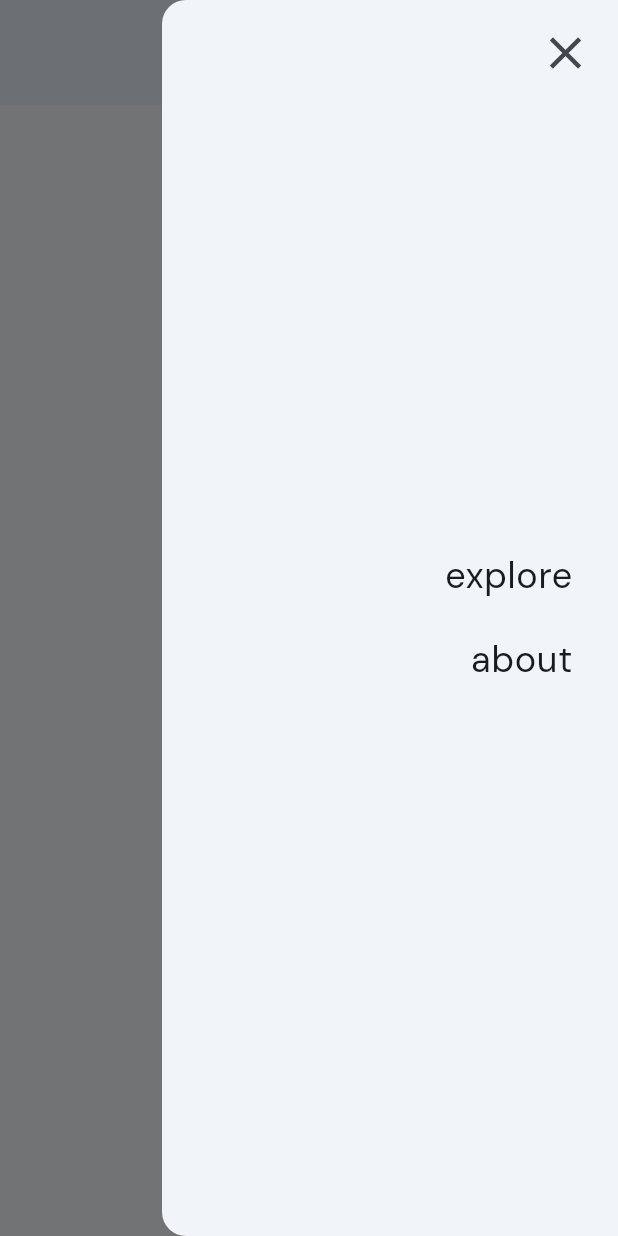
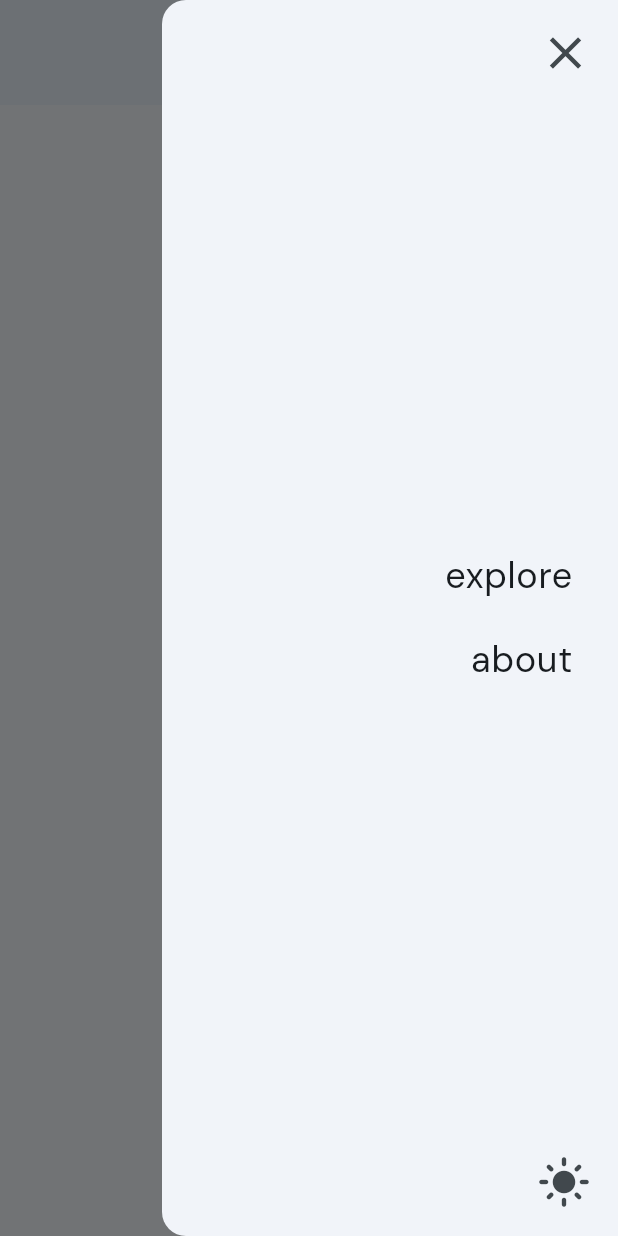
Before and after one commit to boyzwhocried/bwc_web1, a Flutter app: the screen it shows after launch, after a tap on the "menu" icon, on a phone screen of 412 x 824 dp. Run offline on Flutter 3.47's test engine with Material 2 defaults, Android fonts, the phone set to English and light mode, and no system bars; our stand-ins replace google_fonts.

Commit message:
added dark mode

```diff
--- a/lib/main.dart
+++ b/lib/main.dart
@@ -1,6 +1,8 @@
+import 'package:bwc_web1/provider/dark_mode_provider.dart';
 import 'package:bwc_web1/screens/home_screen.dart';
 import 'package:flutter/material.dart';
 import 'package:google_fonts/google_fonts.dart';
+import 'package:provider/provider.dart';
 
 void main() {
   runApp(const MyApp());
@@ -11,16 +13,30 @@ class MyApp extends StatelessWidget {
 
   @override
   Widget build(BuildContext context) {
+    return ChangeNotifierProvider(
+      create: (context) => DarkModeProvider(),
+      child: Consumer<DarkModeProvider>(
+          builder: (context, darkModeProvider, child) {
         return MaterialApp(
           title: 'boyzwhocried',
           theme: ThemeData(
+            brightness: Brightness.light,
             fontFamily: GoogleFonts.dmSans().fontFamily,
-        colorScheme: ColorScheme.fromSeed(
-            seedColor: const Color.fromARGB(255, 58, 137, 183)),
+            colorSchemeSeed: const Color.fromARGB(255, 58, 137, 183),
             useMaterial3: true,
           ),
+          darkTheme: ThemeData(
+            brightness: Brightness.dark,
+            fontFamily: GoogleFonts.dmSans().fontFamily,
+            colorSchemeSeed: const Color.fromARGB(255, 58, 137, 183),
+            useMaterial3: true,
+          ),
+          themeMode:
+              darkModeProvider.isDarkMode ? ThemeMode.dark : ThemeMode.light,
           home: const HomeScreen(),
           debugShowCheckedModeBanner: false,
         );
+      }),
+    );
   }
 }
--- /dev/null
+++ b/lib/provider/dark_mode_provider.dart
@@ -0,0 +1,12 @@
+import 'package:flutter/material.dart';
+
+class DarkModeProvider with ChangeNotifier {
+  bool _isDarkMode = false;
+
+  bool get isDarkMode => _isDarkMode;
+
+  void toggleDarkMode() {
+    _isDarkMode = !_isDarkMode;
+    notifyListeners();
+  }
+}
--- a/lib/screens/home_screen.dart
+++ b/lib/screens/home_screen.dart
@@ -1,6 +1,8 @@
+import 'package:bwc_web1/provider/dark_mode_provider.dart';
 import 'package:bwc_web1/widgets/main_drawer.dart';
 import 'package:bwc_web1/utils/screen_dimensions.dart';
 import 'package:flutter/material.dart';
+import 'package:provider/provider.dart';
 
 class HomeScreen extends StatelessWidget {
   const HomeScreen({super.key});
@@ -11,6 +13,7 @@ class HomeScreen extends StatelessWidget {
     // double screenWidth = getScreenWidth(context);
     // double screenHeight = getScreenHeight(context);
 
+    // bool isDark = true;
     return Padding(
       padding: EdgeInsets.symmetric(
         horizontal: deviceType == DeviceType.phone ? 0 : 70,
@@ -32,8 +35,10 @@ class HomeScreen extends StatelessWidget {
           actions: [
             if (deviceType != DeviceType.phone)
               Padding(
-                padding: const EdgeInsets.all(5.0),
-                child: TextButton(
+                padding: const EdgeInsets.all(3.0),
+                child: Row(
+                  children: [
+                    TextButton(
                       onPressed: () {},
                       child: const Text(
                         'explore',
@@ -43,11 +48,7 @@ class HomeScreen extends StatelessWidget {
                         ),
                       ),
                     ),
-              ),
-            if (deviceType != DeviceType.phone)
-              Padding(
-                padding: const EdgeInsets.all(5.0),
-                child: TextButton(
+                    TextButton(
                       onPressed: () {},
                       child: const Text(
                         'about',
@@ -57,10 +58,27 @@ class HomeScreen extends StatelessWidget {
                         ),
                       ),
                     ),
+                    Consumer<DarkModeProvider>(
+                      builder: (context, darkModeProvider, child) {
+                        return IconButton(
+                          onPressed: () {
+                            darkModeProvider.toggleDarkMode();
+                          },
+                          icon: Icon(
+                            darkModeProvider.isDarkMode
+                                ? Icons.dark_mode
+                                : Icons.light_mode,
+                          ),
+                        );
+                      },
                     ),
                   ],
                 ),
               ),
+          ],
+        ),
+        // body: ,
+      ),
     );
   }
 }
--- a/lib/widgets/main_drawer.dart
+++ b/lib/widgets/main_drawer.dart
@@ -1,4 +1,6 @@
+import 'package:bwc_web1/provider/dark_mode_provider.dart';
 import 'package:flutter/material.dart';
+import 'package:provider/provider.dart';
 
 class MainDrawer extends StatelessWidget {
   const MainDrawer({super.key});
@@ -58,6 +60,35 @@ class MainDrawer extends StatelessWidget {
               const Spacer(),
             ],
           ),
+          Consumer<DarkModeProvider>(
+            builder: (context, darkModeProvider, child) {
+              return Padding(
+                padding:
+                    const EdgeInsets.symmetric(horizontal: 10, vertical: 10),
+                child: Row(
+                  mainAxisAlignment: MainAxisAlignment.end,
+                  children: [
+                    Column(
+                      mainAxisAlignment: MainAxisAlignment.end,
+                      children: [
+                        IconButton(
+                          onPressed: () {
+                            darkModeProvider.toggleDarkMode();
+                          },
+                          icon: Icon(
+                            darkModeProvider.isDarkMode
+                                ? Icons.dark_mode
+                                : Icons.light_mode,
+                            size: 36,
+                          ),
+                        ),
+                      ],
+                    ),
+                  ],
+                ),
+              );
+            },
+          ),
         ],
       ),
     );
--- a/pubspec.yaml
+++ b/pubspec.yaml
@@ -35,6 +35,7 @@ dependencies:
   # Use with the CupertinoIcons class for iOS style icons.
   cupertino_icons: ^1.0.2
   google_fonts: ^5.1.0
+  provider: ^6.0.5
 
 dev_dependencies:
   flutter_test:
```
Also changed, not shown: pubspec.lock. Lines whose indentation alone changed are shown as unchanged.
